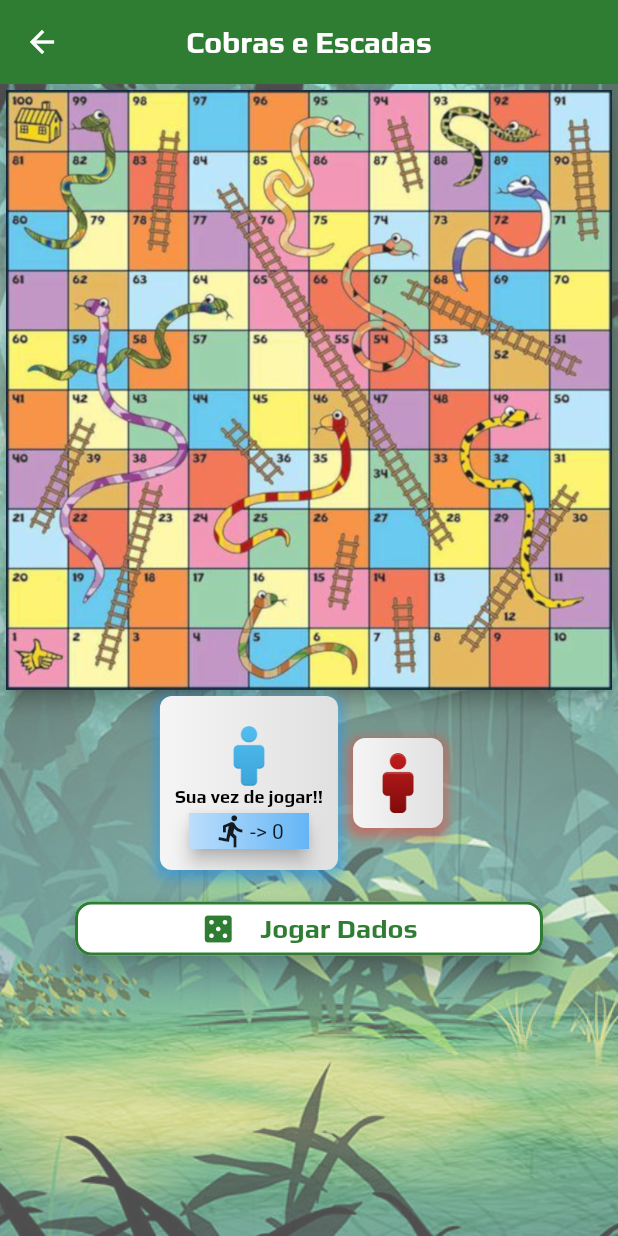
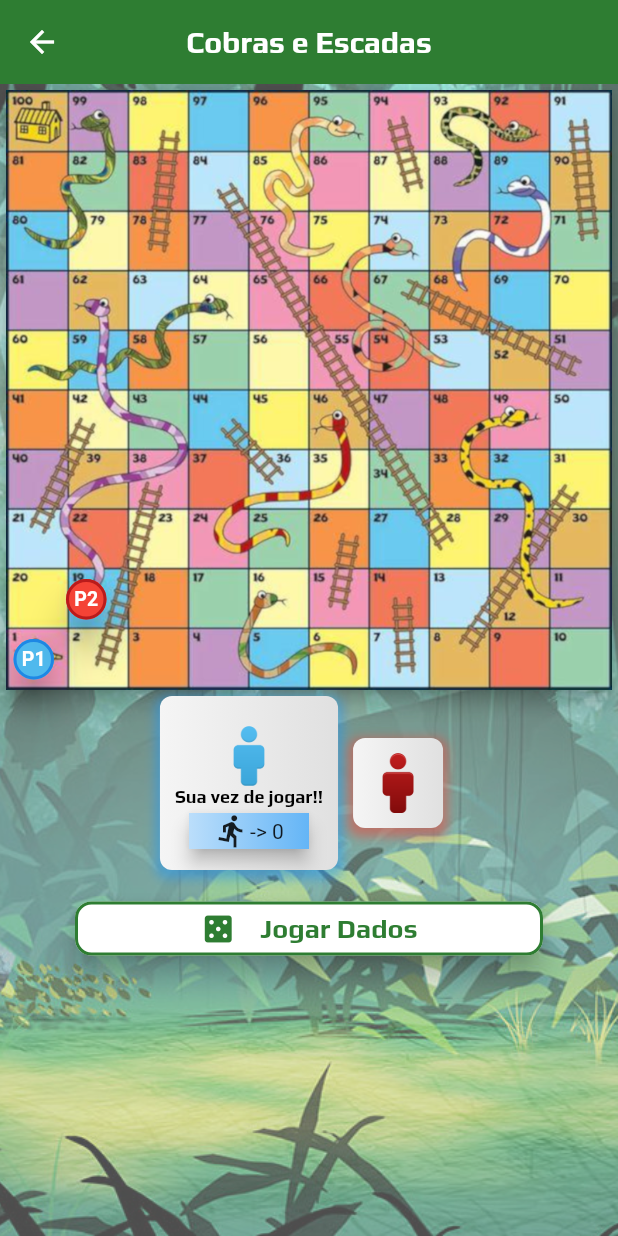
Before and after one commit to vitoriassia/Snakes-and-ladders, a Flutter app: the HomeScreen screen opened directly, on a phone screen of 412 x 824 dp. Run offline on Flutter 3.47's test engine with Material 2 defaults, Android fonts, the phone set to English and light mode, and no system bars; drawn by our look-alikes of expandable.

Commit message:
primeiras movimentacoes players

```diff
--- a/lib/models/player_model.dart
+++ b/lib/models/player_model.dart
@@ -1,8 +1,12 @@
+import 'package:snakes_and_ladders/models/position_model.dart';
+
 class PlayerModel {
   int id;
   String name;
   int numberOfPlays;
   int numberOfPositionIndicator;
+  Position position;
   PlayerModel(
-      this.id, this.name, this.numberOfPlays, this.numberOfPositionIndicator);
+      this.id, this.name, this.numberOfPlays, this.numberOfPositionIndicator,
+      {required this.position});
 }
--- /dev/null
+++ b/lib/models/position_model.dart
@@ -0,0 +1,5 @@
+class Position {
+  double left;
+  double bottom;
+  Position(this.left, this.bottom);
+}
--- a/lib/ui/screens/home_screen/home_screen.dart
+++ b/lib/ui/screens/home_screen/home_screen.dart
@@ -1,6 +1,7 @@
 import 'package:expandable/expandable.dart';
 import 'package:flutter/material.dart';
 import 'package:snakes_and_ladders/models/player_model.dart';
+import 'package:snakes_and_ladders/models/position_model.dart';
 import 'package:snakes_and_ladders/ui/screens/home_screen/widgets/board_widget.dart';
 import 'package:snakes_and_ladders/ui/screens/home_screen/widgets/dice_widget/dice_animation_function.dart';
 import 'package:snakes_and_ladders/ui/screens/home_screen/widgets/players_widget/player_card_widget.dart';
@@ -15,9 +16,11 @@ class HomeScreen extends StatefulWidget {
 }
 
 class _HomeScreenState extends State<HomeScreen> {
-  PlayerModel _playerOne = PlayerModel(1, "Jogador 1", 0, 0);
+  PlayerModel _playerOne =
+      PlayerModel(1, "Jogador 1", 0, 0, position: Position(1, 3));
 
-  PlayerModel _playerTwo = PlayerModel(2, "Jogador 2", 0, 0);
+  PlayerModel _playerTwo =
+      PlayerModel(2, "Jogador 2", 0, 0, position: Position(36, 43));
   late PlayerModel _turnPlayer;
 
   late ExpandableController _expandableControllerPlayerOne;
@@ -40,7 +43,7 @@ class _HomeScreenState extends State<HomeScreen> {
         body: SingleChildScrollView(
           child: Column(
             children: [
-              BoardWidget(),
+              BoardWidget(_playerOne, _playerTwo),
               Row(
                 mainAxisAlignment: MainAxisAlignment.center,
                 children: [
--- a/lib/ui/screens/home_screen/widgets/board_widget.dart
+++ b/lib/ui/screens/home_screen/widgets/board_widget.dart
@@ -1,20 +1,67 @@
 import 'package:flutter/material.dart';
+import 'package:snakes_and_ladders/constants.dart';
+import 'package:snakes_and_ladders/models/player_model.dart';
 
-class BoardWidget extends StatefulWidget {
-  @override
-  _BoardWidgetState createState() => _BoardWidgetState();
-}
-
-class _BoardWidgetState extends State<BoardWidget> {
+class BoardWidget extends StatelessWidget {
+  final PlayerModel _playerOne;
+  final PlayerModel _playerTwo;
+  BoardWidget(this._playerOne, this._playerTwo);
   @override
   Widget build(BuildContext context) {
     return Card(
       elevation: 5,
       child: Container(
         width: 600,
-        child: Image.asset('assets/board_image.png',
-            height: 400, fit: BoxFit.fill),
+        child: Stack(
+          children: [
+            Image.asset('assets/board_image.png',
+                height: 400, fit: BoxFit.fill),
+            AnimatedPositioned(
+              duration: Duration(seconds: 1),
+              child: IndicatorPlayerMove(_playerOne.id),
+              width: 35,
+              height: 35,
+              left: _playerOne.position.left,
+              bottom: _playerOne.position.bottom,
+            ),
+            AnimatedPositioned(
+              duration: Duration(seconds: 1),
+              child: IndicatorPlayerMove(_playerTwo.id),
+              width: 35,
+              height: 35,
+              left: _playerTwo.position.left,
+              bottom: _playerTwo.position.bottom,
+            ),
+          ],
+        ),
       ),
     );
   }
 }
+
+class IndicatorPlayerMove extends StatelessWidget {
+  final int playerId;
+  IndicatorPlayerMove(this.playerId);
+  @override
+  Widget build(BuildContext context) {
+    return Card(
+      shape: RoundedRectangleBorder(
+        borderRadius: BorderRadius.circular(30),
+        side: BorderSide(
+            color: playerId == 1 ? Colors.blue[600]! : redAppColor, width: 2.0),
+      ),
+      color: playerId == 1 ? blueAppColor : Colors.red,
+      elevation: 10,
+      child: Container(
+        alignment: Alignment.center,
+        decoration: BoxDecoration(
+          borderRadius: BorderRadius.circular(10),
+        ),
+        child: Text(
+          playerId == 1 ? 'P1' : 'P2',
+          style: kAppTitleBlack.copyWith(color: Colors.white, fontSize: 13),
+        ),
+      ),
+    );
+  }
+}
```
